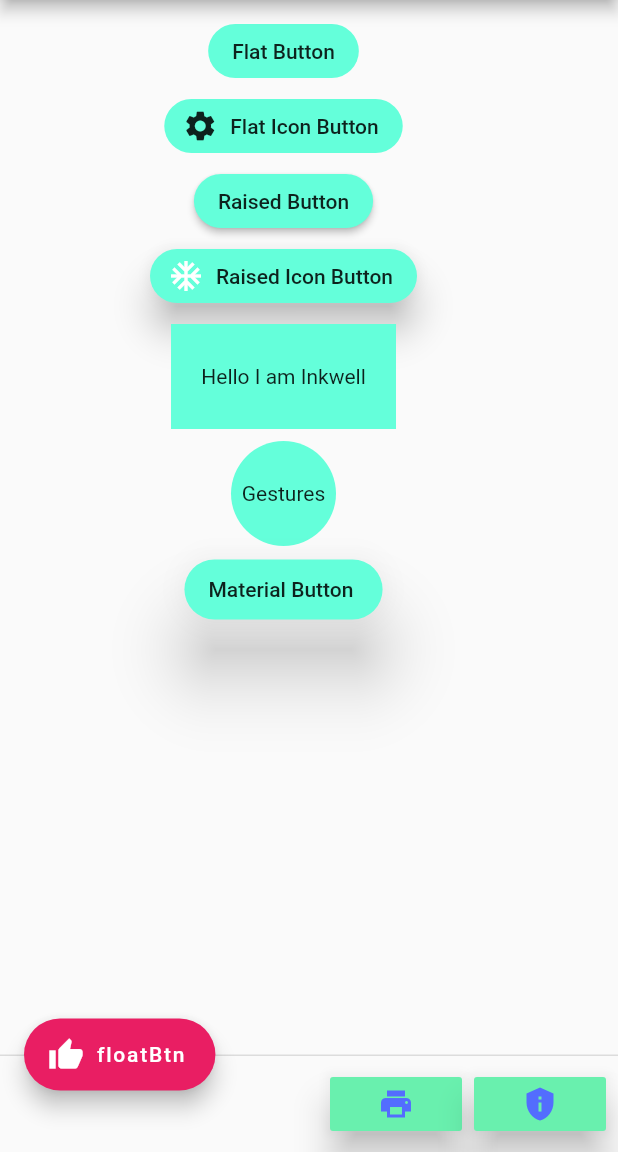
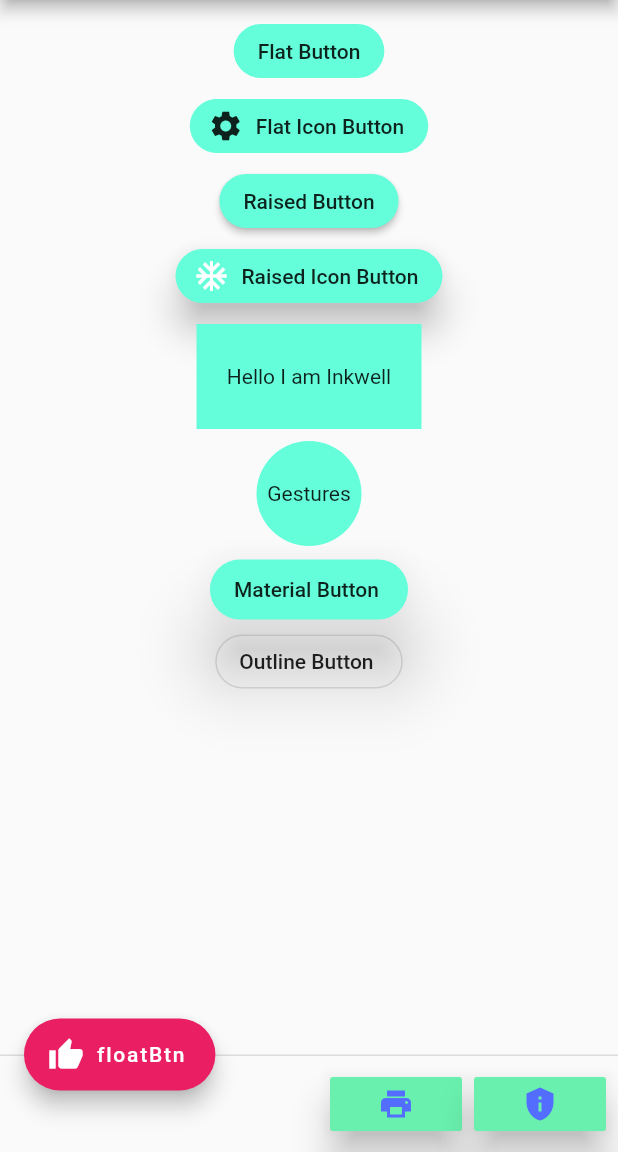
Before and after one commit to Er-Jrsingh/fluty_learn, a Flutter app: the screen it shows after launch, on a phone screen of 412 x 824 dp, the part 84-1236 px from its top. Run offline on Flutter 3.47's test engine with Material 2 defaults, Android fonts, the phone set to English and light mode, and no system bars; Roboto replaces fonts that are missing (poppins).

Commit message:
Type11 Outline  Button

```diff
--- a/lib/main.dart
+++ b/lib/main.dart
@@ -38,12 +38,13 @@ class MyApp extends StatelessWidget {
             ),
           ],
         ),
-        body: Padding(
-          padding: const EdgeInsets.only(top: 10.0, left: 100),
+        body: SingleChildScrollView(
+          child: Center(
+            child: Padding(
+              padding: const EdgeInsets.all(10.0),
               child: Column(
                 crossAxisAlignment: CrossAxisAlignment.center,
                 children: [
-
                   /* flat Icon button */
 
                   FlatButton(
@@ -148,7 +149,12 @@ class MyApp extends StatelessWidget {
 
                   /* Material  Button*/
 
-              MaterialButton(onPressed: (){print("I am materialButton",);},
+                  MaterialButton(
+                    onPressed: () {
+                      print(
+                        "I am materialButton",
+                      );
+                    },
                     splashColor: Colors.deepOrange,
                     hoverColor: Colors.indigoAccent,
                     // highlightColor: Colors.lightGreen,
@@ -157,9 +163,29 @@ class MyApp extends StatelessWidget {
                     child: Text("Material Button "),
                     shape: RoundedRectangleBorder(
                         borderRadius: BorderRadius.circular(20)),
-                color: Colors.tealAccent,),
+                    color: Colors.tealAccent,
+                  ),
+
+                  /* Outline Button*/
+
+                  OutlineButton(
+                    onPressed: () {
+                      print(
+                        "I am OutlineButton",
+                      );
+                    },
+                    splashColor: Colors.deepOrange,
+                    hoverColor: Colors.indigoAccent,
+                    // highlightColor: Colors.lightGreen,
+                    child: Text("Outline Button "),
+                    shape: RoundedRectangleBorder(
+                        borderRadius: BorderRadius.circular(20)),
+                    color: Colors.tealAccent,
+                  )
 
                 ],
+              ),
+            ),
           ),
         ),
 
@@ -173,25 +199,28 @@ class MyApp extends StatelessWidget {
           icon: Icon(Icons.thumb_up),
           backgroundColor: Colors.pink,
         ),
+        floatingActionButtonLocation: FloatingActionButtonLocation.startDocked,
 
-         floatingActionButtonLocation:FloatingActionButtonLocation.startDocked,
+        /*   persistentFooter Button  */
 
         persistentFooterButtons: [
-
           RaisedButton(
-            onPressed: () {print("I Am Persistant Footer Button");},
+            onPressed: () {
+              print("I Am Persistant Footer Button");
+            },
             color: Colors.greenAccent,
             elevation: 10,
             child: Icon(Icons.print, color: Colors.indigoAccent),
           ),
           RaisedButton(
-            onPressed: () {print("I Am Persistant Footer Button");},
+            onPressed: () {
+              print("I Am Persistant Footer Button");
+            },
             color: Colors.greenAccent,
             elevation: 10,
             child: Icon(Icons.privacy_tip, color: Colors.indigoAccent),
           ),
         ],
-
       ),
     );
   }
```
Lines whose indentation alone changed are shown as unchanged.
